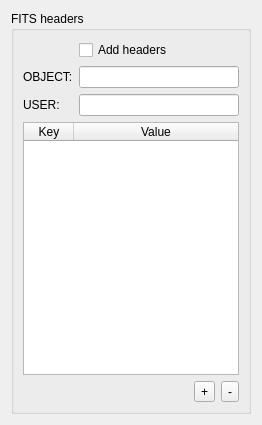
pyobs/pyobs-gui, file pyobs_gui/qt/fitsheaderswidget.ui: the form before one commit.
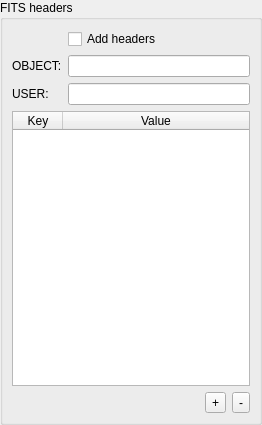
The form after the commit.

Commit message:
fix: align FitsHeadersWidget sidebar box with Temperatures/Cooling
horizontalLayout had no explicit margins, so its QGroupBox border sat
inset by Qt's default layout margin instead of flush with the sidebar
column like the other two sidebar-preferred widgets.

What changed in the file:
```diff
--- a/pyobs_gui/qt/fitsheaderswidget.ui
+++ b/pyobs_gui/qt/fitsheaderswidget.ui
@@ -14,6 +14,18 @@
    <string>Form</string>
   </property>
   <layout class="QHBoxLayout" name="horizontalLayout">
+   <property name="leftMargin">
+    <number>0</number>
+   </property>
+   <property name="topMargin">
+    <number>0</number>
+   </property>
+   <property name="rightMargin">
+    <number>0</number>
+   </property>
+   <property name="bottomMargin">
+    <number>0</number>
+   </property>
    <item>
     <widget class="QGroupBox" name="groupBox">
      <property name="title">
```
The commit also changes 1 other file.
